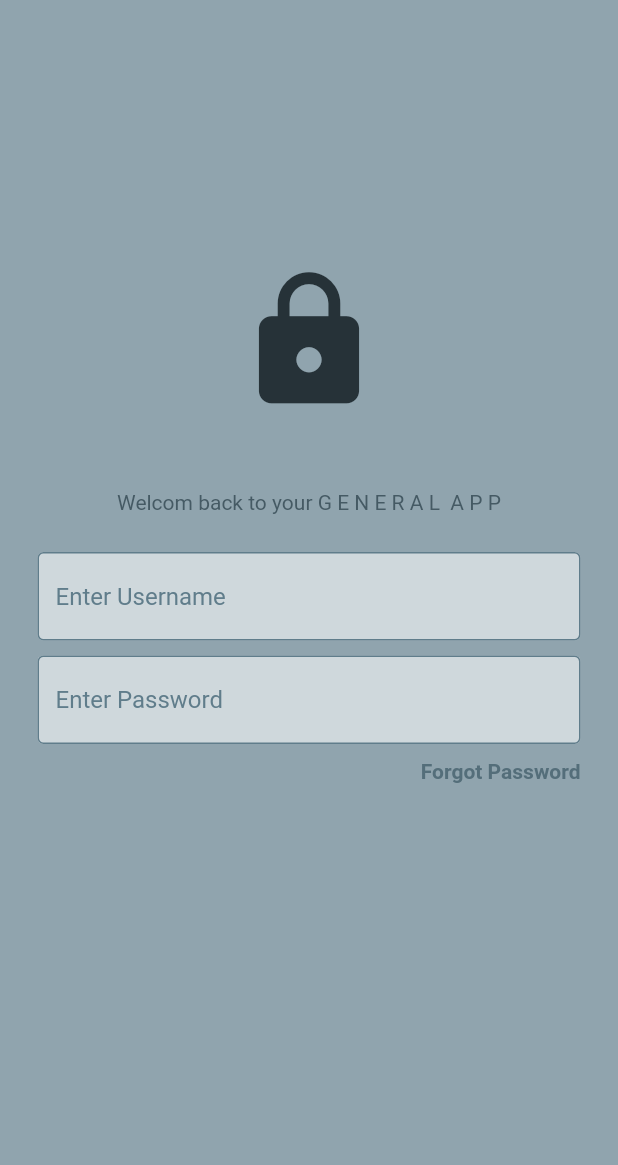
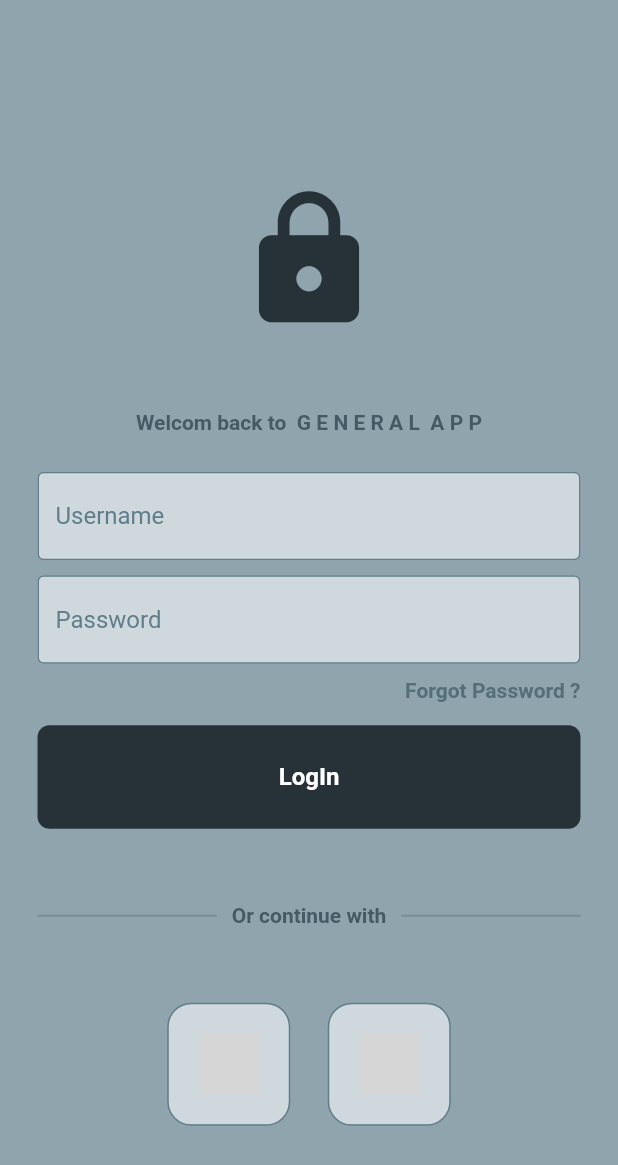
Before and after one commit to hamzeedev/flutter-general-app-ui, a Flutter app: the screen it shows after launch, on a phone screen of 412 x 824 dp. Shown: the top 1165 px of the screen. Run offline on Flutter 3.47's test engine with Material 2 defaults, Android fonts, the light colour scheme and no system bars; grey boxes are pictures that could not be loaded.

Commit message:
Login Screen Completed

```diff
--- a/lib/customs/customButton.dart
+++ b/lib/customs/customButton.dart
@@ -26,7 +26,7 @@ class CustomButton extends StatelessWidget {
         padding: const EdgeInsets.all(25),
         margin:  const EdgeInsets.symmetric(horizontal: 25),
         decoration: BoxDecoration(
-          color: Colors.black,
+          color: Colors.blueGrey[900],
           borderRadius: BorderRadius.circular(8),
         ),
         child: const Center(
--- /dev/null
+++ b/lib/customs/customSquareTile.dart
@@ -0,0 +1,31 @@
+import 'package:flutter/material.dart';
+import 'package:flutter/src/widgets/framework.dart';
+import 'package:flutter/src/widgets/placeholder.dart';
+
+class CustomSquareTile extends StatelessWidget {
+
+  final String imagePath;
+
+  const CustomSquareTile({
+
+    super.key,
+    required this.imagePath,
+
+    });
+
+  @override
+  Widget build(BuildContext context) {
+    return Container(
+      padding: EdgeInsets.all(20),
+      decoration: BoxDecoration(
+        border: Border.all(color: Colors.blueGrey),
+        borderRadius: BorderRadius.circular(16),
+        color: Colors.blueGrey.shade100,
+      ),
+      child: Image.asset(
+        imagePath,
+        height: 40,
+      ),
+    );
+  }
+}
--- a/lib/screens/LoginScreen.dart
+++ b/lib/screens/LoginScreen.dart
@@ -1,6 +1,8 @@
 import 'package:flutter/material.dart';
 import 'package:flutter/src/widgets/framework.dart';
 import 'package:flutter/src/widgets/placeholder.dart';
+import 'package:mini/customs/customButton.dart';
+import 'package:mini/customs/customSquareTile.dart';
 import 'package:mini/customs/customTextfield.dart';
 import 'package:mini/homeScreen.dart';
 
@@ -52,10 +54,12 @@ class _LoginScreenState extends State<LoginScreen> {
 
                 // welcome note of app
                 Text(
-                  'Welcom back to your G E N E R A L  A P P',
-                  style: TextStyle(
+                  'Welcom back to  G E N E R A L  A P P',
+                  style:
+                  TextStyle(
                     color: Colors.blueGrey[700],
                     fontSize: 14,
+                    fontWeight: FontWeight.bold
                   ),
                 ),
 
@@ -64,7 +68,7 @@ class _LoginScreenState extends State<LoginScreen> {
                 // Username Customized Textfield...
                 CustomTextField(
                   controller:   usernameController,
-                  hintText:    'Enter Username',
+                  hintText:    'Username',
                   obscureText:  false
                   ),
 
@@ -73,7 +77,7 @@ class _LoginScreenState extends State<LoginScreen> {
                 // Password Customized Textfield...
                 CustomTextField(
                   controller:   passwordController,
-                  hintText:    'Enter Password',
+                  hintText:    'Password',
                   obscureText:  true
                   ),
 
@@ -86,7 +90,7 @@ class _LoginScreenState extends State<LoginScreen> {
                       mainAxisAlignment: MainAxisAlignment.end,
                       children: [
                         Text(
-                          'Forgot Password',
+                          'Forgot Password ?',
                           style: TextStyle(color: Colors.blueGrey[600], fontWeight: FontWeight.bold),
                         )
                       ],
@@ -94,15 +98,59 @@ class _LoginScreenState extends State<LoginScreen> {
 
                   ),
 
-                  const SizedBox(height: 25),
+                  const SizedBox(height: 15),
 
+                  // Customized Login Button...
+                  CustomButton(
+                    onTap: userLogin,
+                    ),
 
 
                   const SizedBox(height: 50),
 
+                  // statement
+                  Padding(
+                  padding: const EdgeInsets.symmetric(horizontal: 25.0),
+                  child: Row(
+                    children: [
+                      Expanded(
+                        child: Divider(
+                          thickness: 1.5,
+                          color: Colors.blueGrey[400],
+                        ),
+                      ),
+                      Padding(
+                        padding: const EdgeInsets.symmetric(horizontal: 10.0),
+                        child: Text(
+                          'Or continue with',
+                          style: TextStyle(color: Colors.blueGrey[700], fontWeight: FontWeight.bold),
+                        ),
+                      ),
+                      Expanded(
+                        child: Divider(
+                          thickness: 1.5,
+                          color: Colors.blueGrey[400],
+                        ),
+                      ),
+                    ],
+                  ),
+                ),
+
+
                   const SizedBox(height: 50),
 
-                  const SizedBox(height: 50),
+                  Row(
+                  mainAxisAlignment: MainAxisAlignment.center,
+                  children: const [
+                    // google button
+                    CustomSquareTile(imagePath: 'lib/images/google.png'),
+
+                    SizedBox(width: 25),
+
+                    // apple button
+                    CustomSquareTile(imagePath: 'lib/images/apple.png')
+                  ],
+                ),
 
 
 
```
Also changed, not shown: lib/images/apple.png (added), lib/images/google.png (added).
